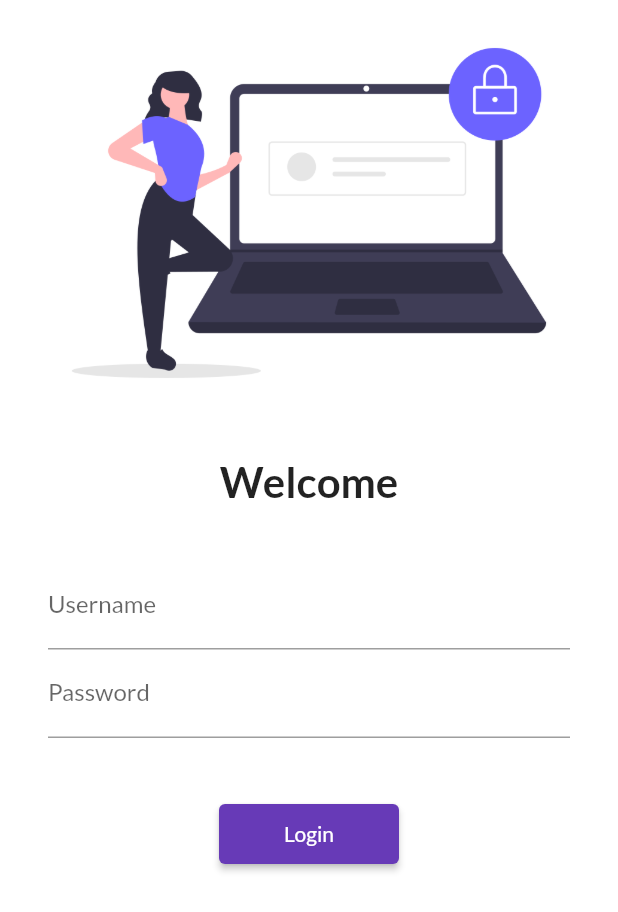
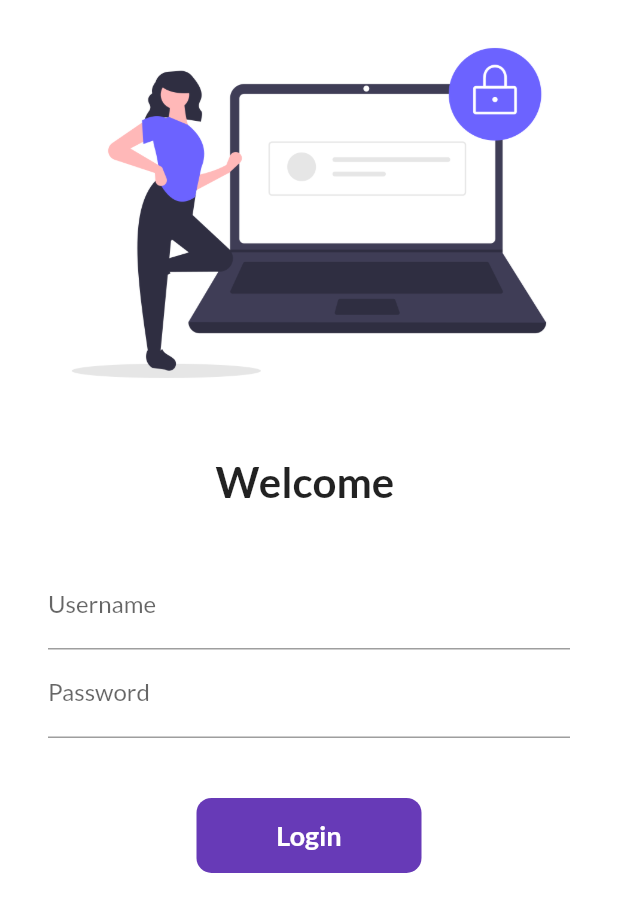
Before and after one commit to aabidsayeed1/30DaysOfFlutter, a Flutter app: the screen it shows after launch, on a phone screen of 412 x 824 dp. Shown: the top 912 px of the screen. Run offline on Flutter 3.47's test engine with Material 2 defaults, Android fonts, the phone set to English and light mode, and no system bars; our stand-ins replace google_fonts.

Commit message:
day 6 completed

```diff
--- a/lib/pages/login_page.dart
+++ b/lib/pages/login_page.dart
@@ -3,7 +3,16 @@
 import 'package:flutter/material.dart';
 import 'package:flutter_application_1/utills/routes.dart';
 
-class LoginPage extends StatelessWidget {
+class LoginPage extends StatefulWidget {
+  @override
+  State<LoginPage> createState() => _LoginPageState();
+}
+
+class _LoginPageState extends State<LoginPage> {
+
+   String name= "";
+   bool changeButton =false;
+
   @override
   Widget build(BuildContext context) {
     return Material(
@@ -18,7 +27,7 @@ class LoginPage extends StatelessWidget {
                 height: 20.0,
               ),
               Text(
-                "Welcome",
+                "Welcome $name",
                 style: TextStyle(
                   fontSize: 28,
                   fontWeight: FontWeight.bold,
@@ -36,6 +45,10 @@ class LoginPage extends StatelessWidget {
                      hintText: "Enter Username",
                      labelText: "Username"
                      ),
+                     onChanged: (value){
+                       name =value;
+                       setState(() {});
+                     },
                 ),
                 TextFormField(
                   obscureText: true,
@@ -47,13 +60,47 @@ class LoginPage extends StatelessWidget {
                 SizedBox(
                   height: 40.0,
                 ),
-                ElevatedButton(
-                  child: Text("Login"),
-                  style:TextButton.styleFrom(minimumSize: Size(120,40)),
-                  onPressed: (){
-                     Navigator.pushNamed(context, MyRoutes.homeRoute);
+
+
+                InkWell(
+                  onTap: ()async{
+                    setState(() {
+                      changeButton = true;
+                    });
+                    await Future.delayed(Duration(seconds: 1));
+                   Navigator.pushNamed(context, MyRoutes.homeRoute);
                   },
-                   ),
+                  child: AnimatedContainer(
+                    duration: Duration(seconds: 1),
+                    alignment: Alignment.center,
+                    width: changeButton ? 50 : 150,
+                    height: 50,
+                    //color: Colors.deepPurple,
+                    child: changeButton
+                         ? Icon(
+                           Icons.done,
+                            color: Colors.white,)
+                            :Text(
+                      "Login",
+                      style: TextStyle(
+                        color :Colors.white, fontWeight :FontWeight.bold,fontSize: 18),
+                    ),
+                    decoration: BoxDecoration(
+                      color: Colors.deepPurple,
+                      // shape: changeButton ? BoxShape.circle : BoxShape.rectangle,
+                      borderRadius:
+                           BorderRadius.circular(changeButton ? 50 : 10),
+                    ),
+
+                  ),
+                ),
+                // ElevatedButton(
+                //   child: Text("Login"),
+                //   style:TextButton.styleFrom(minimumSize: Size(120,40)),
+                //   onPressed: (){
+                //      Navigator.pushNamed(context, MyRoutes.homeRoute);
+                //   },
+                //    ),
                   ],
                 ),
               )
```
